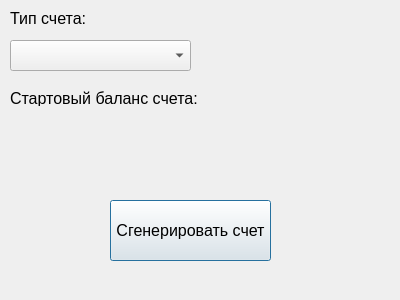
The window that generatoraccount.ui (dadelgareev/TranzCopy) describes before a commit, drawn with Qt 5.
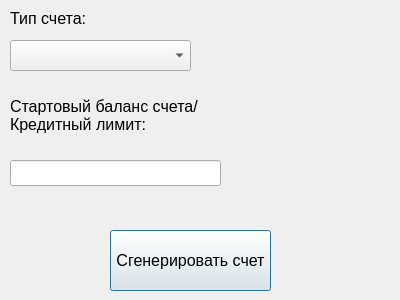
The same window after the commit.

```diff
--- a/generatoraccount.ui
+++ b/generatoraccount.ui
@@ -46,8 +46,8 @@
     <rect>
      <x>10</x>
      <y>90</y>
-     <width>191</width>
-     <height>16</height>
+     <width>381</width>
+     <height>51</height>
     </rect>
    </property>
    <property name="font">
@@ -56,14 +56,15 @@
     </font>
    </property>
    <property name="text">
-    <string>Стартовый баланс счета:</string>
+    <string>Стартовый баланс счета/
+Кредитный лимит:</string>
    </property>
   </widget>
   <widget class="QPushButton" name="pushButton">
    <property name="geometry">
     <rect>
      <x>110</x>
-     <y>200</y>
+     <y>230</y>
      <width>161</width>
      <height>61</height>
     </rect>
@@ -77,6 +78,16 @@
     <string>Сгенерировать счет</string>
    </property>
   </widget>
+  <widget class="QLineEdit" name="lineEdit">
+   <property name="geometry">
+    <rect>
+     <x>10</x>
+     <y>160</y>
+     <width>211</width>
+     <height>26</height>
+    </rect>
+   </property>
+  </widget>
   <zorder>pushButton</zorder>
   <zorder>comboBox</zorder>
   <zorder>label</zorder>
```
Left out of the diff: 1 changed line with no effect on the pictures.
